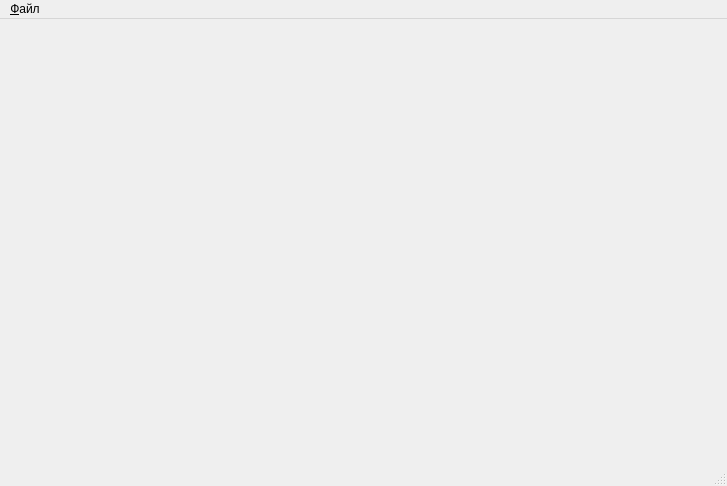
The window that mainwindow.ui (igrekus/lpf_measure) describes before a commit, drawn with Qt 5.
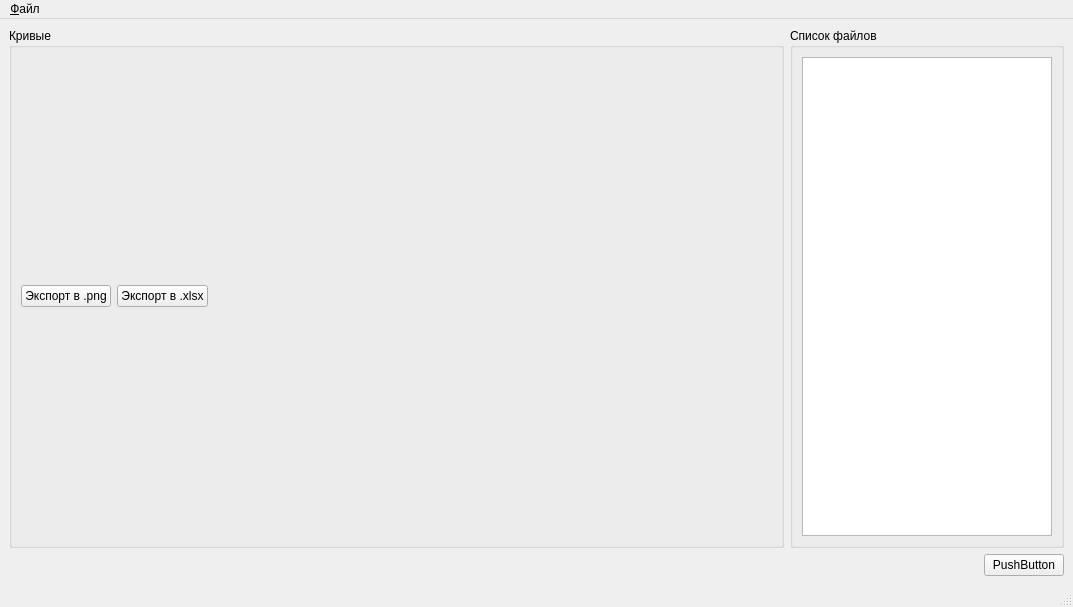
The same window after the commit.

Commit message: Finish .xlsx export

```diff
--- a/mainwindow.ui
+++ b/mainwindow.ui
@@ -6,22 +6,147 @@
    <rect>
     <x>0</x>
     <y>0</y>
-    <width>727</width>
-    <height>486</height>
+    <width>1073</width>
+    <height>607</height>
    </rect>
   </property>
   <property name="windowTitle">
    <string>Измерения параметров ФНЧ</string>
   </property>
   <widget class="QWidget" name="centralwidget">
-   <layout class="QVBoxLayout" name="verticalLayout_6"/>
+   <layout class="QVBoxLayout" name="verticalLayout_9">
+    <item>
+     <layout class="QHBoxLayout" name="horizontalLayout_2">
+      <item>
+       <widget class="QGroupBox" name="groupCharts">
+        <property name="title">
+         <string>Кривые</string>
+        </property>
+        <layout class="QVBoxLayout" name="verticalLayout_8">
+         <item>
+          <layout class="QGridLayout" name="glCharts">
+           <item row="0" column="0">
+            <layout class="QVBoxLayout" name="vlChart11"/>
+           </item>
+           <item row="0" column="1">
+            <layout class="QVBoxLayout" name="vlChart12"/>
+           </item>
+           <item row="1" column="0">
+            <layout class="QVBoxLayout" name="vlChart21"/>
+           </item>
+           <item row="1" column="1">
+            <layout class="QVBoxLayout" name="vlChart22"/>
+           </item>
+          </layout>
+         </item>
+         <item>
+          <layout class="QHBoxLayout" name="hlToolbar">
+           <item>
+            <widget class="QPushButton" name="btnExportPng">
+             <property name="text">
+              <string>Экспорт в .png</string>
+             </property>
+            </widget>
+           </item>
+           <item>
+            <widget class="QPushButton" name="btnExportXlsx">
+             <property name="text">
+              <string>Экспорт в .xlsx</string>
+             </property>
+            </widget>
+           </item>
+           <item>
+            <spacer name="horizontalSpacer_3">
+             <property name="orientation">
+              <enum>Qt::Horizontal</enum>
+             </property>
+             <property name="sizeHint" stdset="0">
+              <size>
+               <width>40</width>
+               <height>20</height>
+              </size>
+             </property>
+            </spacer>
+           </item>
+          </layout>
+         </item>
+        </layout>
+       </widget>
+      </item>
+      <item>
+       <widget class="QGroupBox" name="groupBox">
+        <property name="sizePolicy">
+         <sizepolicy hsizetype="Fixed" vsizetype="Preferred">
+          <horstretch>0</horstretch>
+          <verstretch>0</verstretch>
+         </sizepolicy>
+        </property>
+        <property name="title">
+         <string>Список файлов</string>
+        </property>
+        <property name="flat">
+         <bool>false</bool>
+        </property>
+        <property name="checkable">
+         <bool>false</bool>
+        </property>
+        <layout class="QHBoxLayout" name="horizontalLayout_4">
+         <item>
+          <widget class="QListView" name="listFile">
+           <property name="maximumSize">
+            <size>
+             <width>250</width>
+             <height>16777215</height>
+            </size>
+           </property>
+           <property name="frameShape">
+            <enum>QFrame::StyledPanel</enum>
+           </property>
+           <property name="frameShadow">
+            <enum>QFrame::Sunken</enum>
+           </property>
+           <property name="dragDropMode">
+            <enum>QAbstractItemView::DropOnly</enum>
+           </property>
+          </widget>
+         </item>
+        </layout>
+       </widget>
+      </item>
+     </layout>
+    </item>
+    <item>
+     <layout class="QHBoxLayout" name="horizontalLayout">
+      <item>
+       <spacer name="horizontalSpacer">
+        <property name="orientation">
+         <enum>Qt::Horizontal</enum>
+        </property>
+        <property name="sizeHint" stdset="0">
+         <size>
+          <width>40</width>
+          <height>20</height>
+         </size>
+        </property>
+       </spacer>
+      </item>
+      <item>
+       <widget class="QPushButton" name="pushButton">
+        <property name="text">
+         <string>PushButton</string>
+        </property>
+       </widget>
+      </item>
+     </layout>
+    </item>
+   </layout>
   </widget>
   <widget class="QMenuBar" name="menubar">
    <property name="geometry">
     <rect>
      <x>0</x>
      <y>0</y>
-     <width>727</width>
+     <width>1073</width>
      <height>21</height>
     </rect>
    </property>
```
The commit also changes 3 other files.
